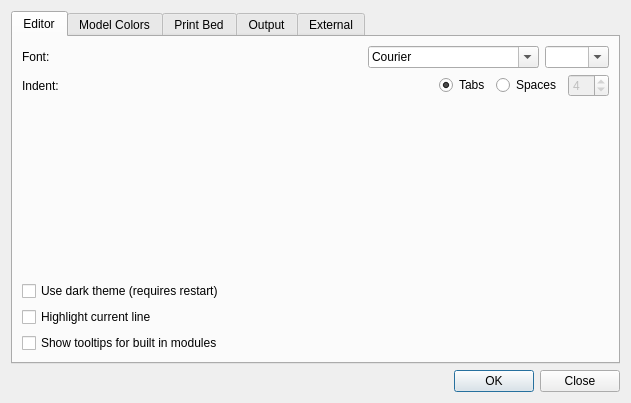
Before: the Qt Designer form src/ui/preferences.ui in GilesBathgate/RapCAD, drawn with Qt 5.
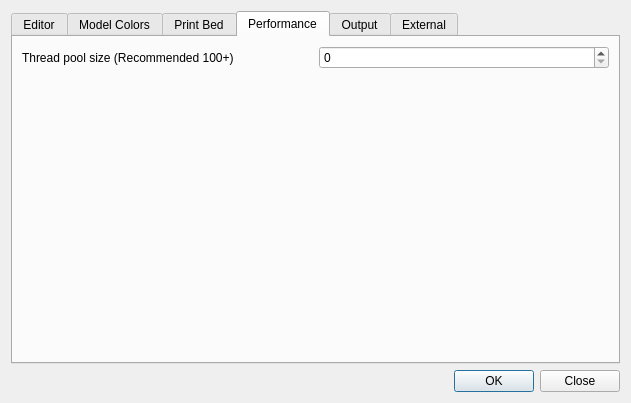
After: the same form once the commit is applied. The open tabs and pages were chosen to show the change.

Commit message: Implement concurrent settings in preferences

```diff
--- a/src/ui/preferences.ui
+++ b/src/ui/preferences.ui
@@ -511,6 +511,47 @@
          </item>
         </layout>
        </widget>
+       <widget class="QWidget" name="performanceTab">
+        <attribute name="title">
+         <string>Performance</string>
+        </attribute>
+        <layout class="QVBoxLayout" name="verticalLayout_7">
+         <item>
+          <layout class="QHBoxLayout" name="horizontalLayout_9">
+           <item>
+            <widget class="QLabel" name="threadPoolSizeLabel">
+             <property name="text">
+              <string>Thread pool size (Recommended 100+)</string>
+             </property>
+            </widget>
+           </item>
+           <item>
+            <widget class="QSpinBox" name="threadPoolSizeSpinBox">
+             <property name="maximum">
+              <number>900</number>
+             </property>
+             <property name="singleStep">
+              <number>10</number>
+             </property>
+            </widget>
+           </item>
+          </layout>
+         </item>
+         <item>
+          <spacer name="verticalSpacer_4">
+           <property name="orientation">
+            <enum>Qt::Vertical</enum>
+           </property>
+           <property name="sizeHint" stdset="0">
+            <size>
+             <width>20</width>
+             <height>40</height>
+            </size>
+           </property>
+          </spacer>
+         </item>
+        </layout>
+       </widget>
        <widget class="QWidget" name="outputOptions">
         <attribute name="title">
          <string>Output</string>
```
The commit also changes 11 other files.
